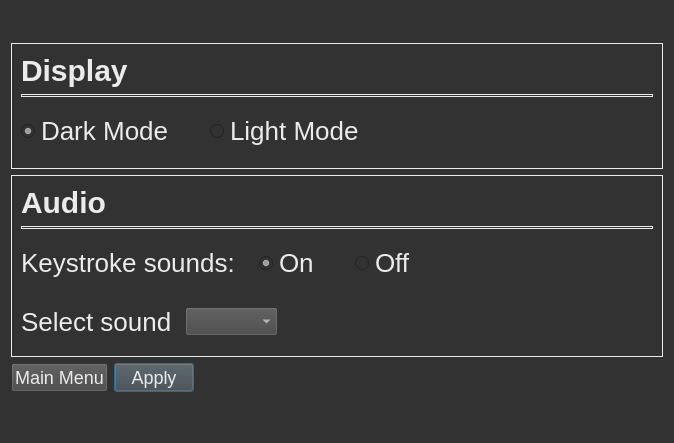
First picture: the form in speed-typer/source_ui/settingsWindow.ui, repository Rolv-Apneseth/ps-typer, before the edit.
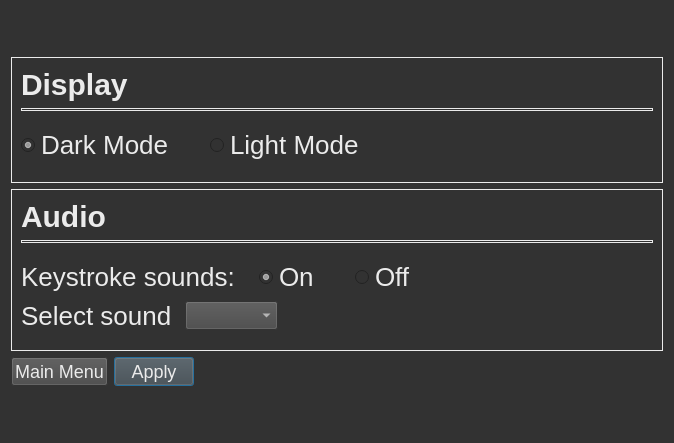
Second picture: the form after the edit.

Commit message: Chnaged name of select sound elements

Diff of the .ui file:
```diff
--- a/speed-typer/source_ui/settingsWindow.ui
+++ b/speed-typer/source_ui/settingsWindow.ui
@@ -333,7 +333,7 @@
       <item>
        <layout class="QHBoxLayout" name="horizontalLayout_2">
         <property name="topMargin">
-         <number>20</number>
+         <number>0</number>
         </property>
         <item>
          <widget class="QLabel" name="label">
```
Left out of the diff: 4 changed lines with no effect on the pictures. The commit also changes 1 other file.
